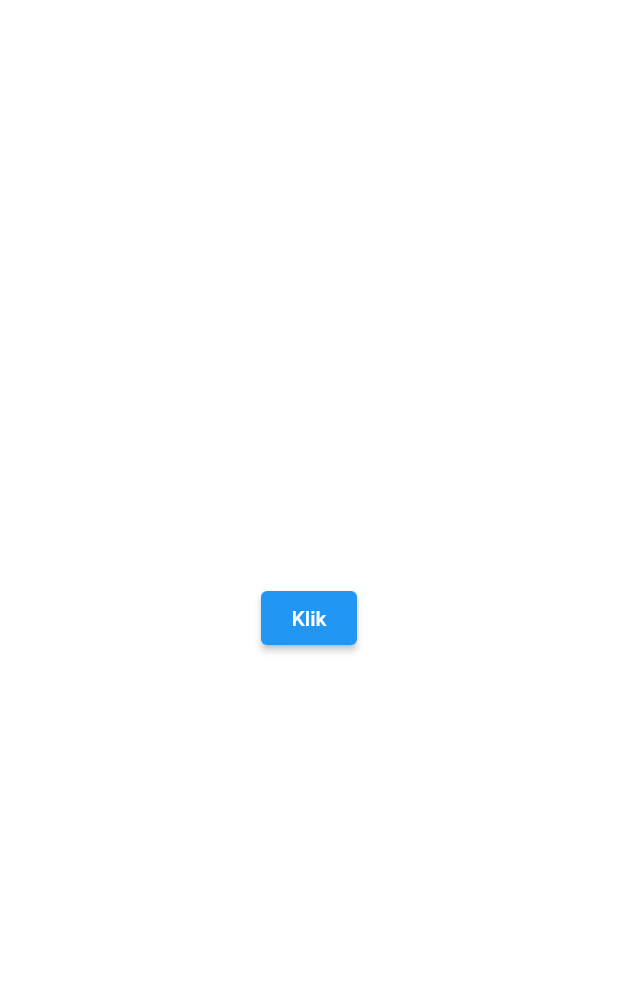
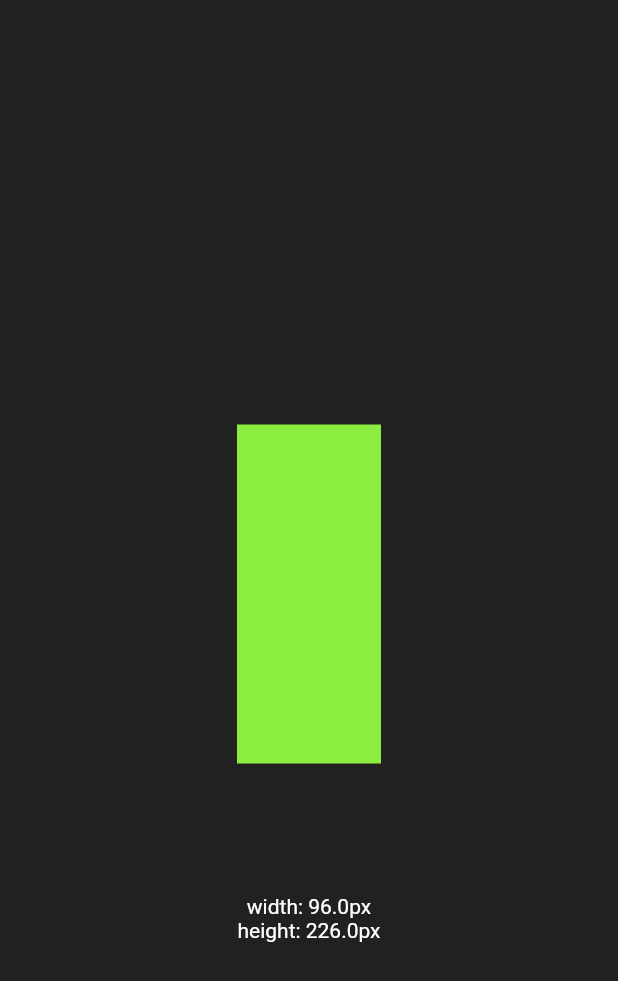
Before and after one commit to anhzf/college-flutter, a Flutter app: the screen it shows after launch, on a phone screen of 412 x 824 dp. Shown: the top 981 px of the screen. Run offline on Flutter 3.47's test engine with Material 2 defaults, Android fonts, the phone set to English and light mode, and no system bars.

Commit message:
feat: :sparkles: done with AnimatedContainer

```diff
--- a/lib/main.dart
+++ b/lib/main.dart
@@ -1,34 +1,87 @@
+import 'dart:async';
+import 'dart:math';
+
 import 'package:flutter/material.dart';
 
 void main() => runApp(
       MaterialApp(
         home: Scaffold(
           body: MyApp(),
-          backgroundColor: Color.fromARGB(0, 0, 0, 200),
+          backgroundColor: Colors.grey.shade900,
         ),
         color: Colors.white,
       ),
     );
 
-class MyApp extends StatelessWidget {
+class MyApp extends StatefulWidget {
+  @override
+  createState() => _MyAppState();
+}
+
+class _MyAppState extends State<MyApp> {
+  static const maxSize = 300;
+
+  double _width = 50;
+  double _height = 50;
+  Color _color = Colors.green;
+  Random random = Random();
+  late Timer timer;
+
   @override
   Widget build(BuildContext ctx) {
     return Center(
-      child: ElevatedButton(
-        child: Text('Klik'),
-        onPressed: () => showDialog<String>(
-          context: ctx,
-          builder: (BuildContext ctx) => AlertDialog(
-            content: Text('asdadasd'),
-            actions: [
-              TextButton(
-                child: Text('Tutup'),
-                onPressed: () => Navigator.of(ctx).pop(),
-              ),
-            ],
+      child: Column(
+        mainAxisAlignment: MainAxisAlignment.center,
+        children: [
+          Container(
+            width: maxSize + 100,
+            height: maxSize + 100,
+            alignment: AlignmentDirectional.center,
+            child: AnimatedContainer(
+              width: _width,
+              height: _height,
+              color: _color,
+              duration: const Duration(milliseconds: 500),
+            ),
           ),
-        ),
+          Text(
+            'width: ${_width}px',
+            style: TextStyle(color: Colors.white),
+          ),
+          Text(
+            'height: ${_height}px',
+            style: TextStyle(color: Colors.white),
+          ),
+        ],
       ),
     );
   }
+
+  @override
+  void initState() {
+    super.initState();
+
+    timer = Timer.periodic(Duration(seconds: 1), (timer) {
+      setState(() {
+        _width = random.nextInt(maxSize).toDouble();
+        _height = random.nextInt(maxSize).toDouble();
+        _color = getRandomColor();
+      });
+    });
+  }
+
+  @override
+  void deactivate() {
+    super.deactivate();
+    timer.cancel();
+  }
+
+  Color getRandomColor() {
+    return Color.fromARGB(
+      255,
+      random.nextInt(256),
+      random.nextInt(256),
+      random.nextInt(256),
+    );
+  }
 }
```
